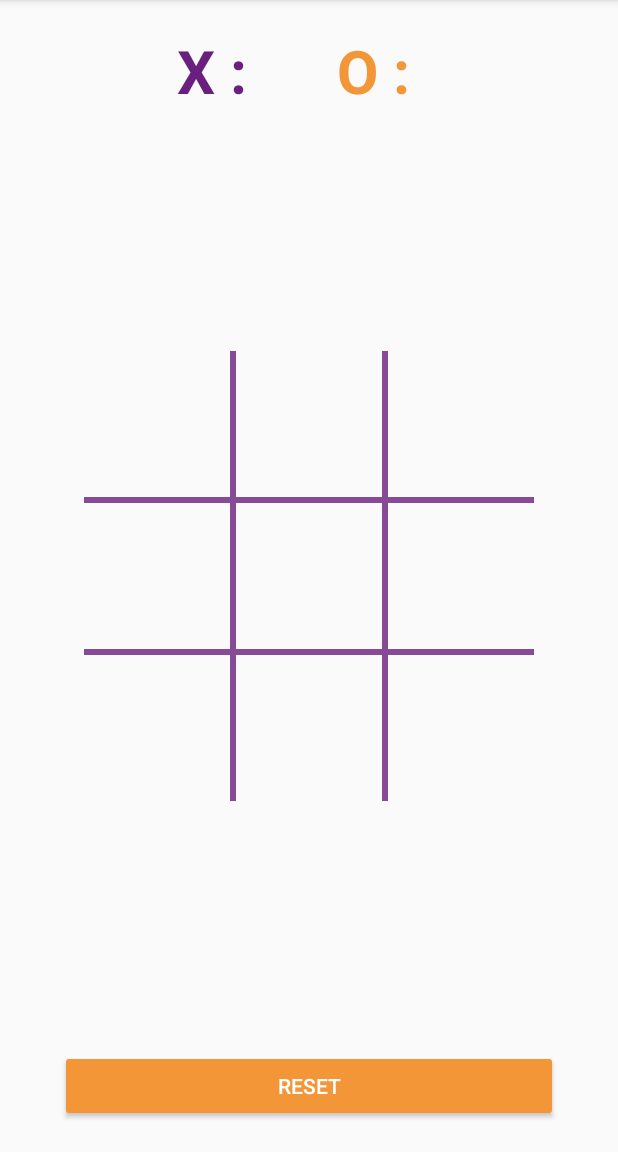
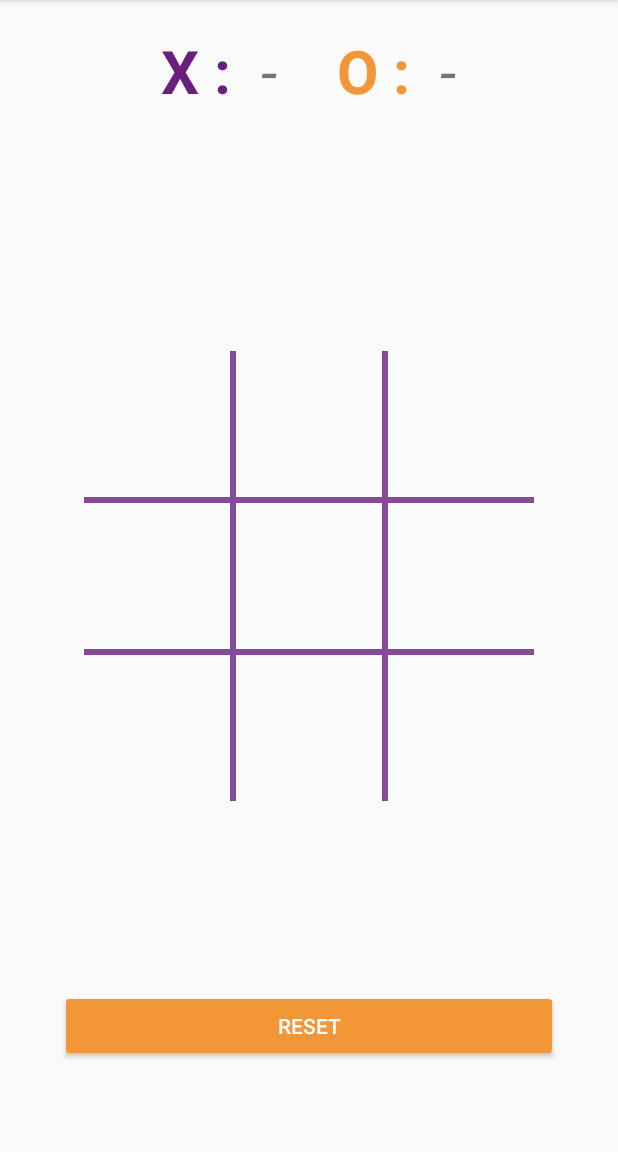
Before and after one commit to fbencosme/prj-base-course-1, an Android app: the fragment TicTacToeFragment shown on its own in the app's theme, on a phone screen of 412 x 824 dp, the part 84-1236 px from its top. Run offline under Robolectric (Android 15) with nearby library versions, the phone set to English and light mode, and no system bars; our stand-ins replace RxJava; libraries missing offline, so code that uses them is left out: com.jakewharton.rxbinding2, com.pawegio.kandroid, com.trello.rxlifecycle2, io.reactivex.rxkotlin; 3 statements that could not run were skipped.

Commit message:
TicTacToe improvements

```diff
--- a/app/src/main/java/com/altice/eteco/course/basic/ticTacToe/TicTacToeFragment.kt
+++ b/app/src/main/java/com/altice/eteco/course/basic/ticTacToe/TicTacToeFragment.kt
@@ -1,20 +1,29 @@
 package com.altice.eteco.course.basic.ticTacToe
 
-import android.graphics.drawable.ColorDrawable
+import android.content.res.ColorStateList
+import android.graphics.Color
+import android.graphics.Typeface
 import android.os.Bundle
-import android.support.v7.widget.AppCompatTextView
-import android.view.LayoutInflater
+import android.support.v4.content.ContextCompat
 import android.view.View
-import android.view.ViewGroup
 import android.widget.TextView
 
 import com.altice.eteco.course.basic.BaseFragment
 import com.altice.eteco.course.basic.R
 import com.jakewharton.rxbinding2.view.clicks
+import com.pawegio.kandroid.alert
+import com.pawegio.kandroid.longToast
+import com.trello.rxlifecycle2.android.FragmentEvent
+import io.reactivex.Observable
 import io.reactivex.Observable.merge
+import io.reactivex.android.schedulers.AndroidSchedulers
+import io.reactivex.rxkotlin.Observables
 import io.reactivex.rxkotlin.merge
+import io.reactivex.subjects.PublishSubject
+import  io.reactivex.rxkotlin.withLatestFrom
 
 import kotlinx.android.synthetic.main.tic_tac_toe_fragment.*
+import java.util.concurrent.TimeUnit
 
 
 class TicTacToeFragment : BaseFragment() {
@@ -22,20 +31,108 @@ class TicTacToeFragment : BaseFragment() {
     override val layoutRes: Int = R.layout.tic_tac_toe_fragment
     override val titleRes : Int = R.string.ticTacToe_title
 
-    var gridBtns : Iterable<TextView> = listOf()
+    var gridBtns = listOf<Pair<Int, TextView>>()
+    val moves    = PublishSubject.create<List<Move>>()
 
     override fun onViewCreated(view: View?, savedInstanceState: Bundle?) {
         super.onViewCreated(view, savedInstanceState)
 
-        gridBtns = (0 .. grid.childCount - 1).map {  grid.getChildAt(it) as TextView }
-        val bg   = windowBackgroundColor()
-        gridBtns.forEach { it.setBackgroundColor(bg) }
-
-        val clicks = gridBtns .map { tv -> tv.clicks().map { tv } }.merge()
-         .subscribe {
-            it.text = if (it.id % 2 == 0) "O" else "X"
+        gridBtns = (0 .. grid.childCount - 1).map {
+            Pair(it, grid.getChildAt(it) as TextView)
         }
 
+        // Configure button background.
+        val bg   = windowBackgroundColor()
+        gridBtns.forEach {
+            (_, tv) -> tv.setBackgroundColor(bg)
+        }
+
+        // Reset Game.
+        reset
+            .clicks()
+            .compose(bindUntilEvent(FragmentEvent.DESTROY_VIEW))
+            .subscribe { doReset() }
+
+        // Game stream flow.
+        gridBtns.map {
+            (position, tv) ->
+                tv.clicks().map { Pair(position, tv) }
+        }
+        .merge()
+        .throttleFirst(600, TimeUnit.MILLISECONDS)
+        .withLatestFrom(moves.startWith(emptyList<Move>())) {
+             (position, tv), moves -> Triple(position, tv, moves)
+         }
+        .filter {
+            (position, tv, moves) -> !moves.any { it.position == position }
+        }
+        .map(TicTacToe::nextMove)
+        .doOnNext {
+            (ms, m, _) ->
+                moves.onNext(ms + m)
+        }
+        .observeOn(AndroidSchedulers.mainThread())
+        .compose(bindUntilEvent(FragmentEvent.DESTROY_VIEW))
+        .subscribe {
+            (_, m, tv) ->
+
+              when(m.symbol) {
+                  Symbol.Cross  -> tv.text = "X"
+                  Symbol.Nought -> tv.text = "O"
+              }
+        }
+
+        // Check Game winner
+        moves
+            .filter { it.any() }
+            .map(TicTacToe::checkMove)
+            .compose(bindUntilEvent(FragmentEvent.DESTROY_VIEW))
+            .subscribe {
+                (s, poss, moves) ->
+                when(s) {
+                    MoveState.Next -> {}
+
+                    MoveState.Tie  -> {
+                        context.alert {
+                            title("Tie")
+                            onCancel { doReset()  }
+                        }
+                     //   doReset()
+                    }
+
+                    MoveState.Winner  -> {
+                        context.alert("Win").show()
+                        markWinner(poss, moves.last())
+                    }
+                }
+            }
+    }
+
+    fun markWinner(poss: Array<Int>, move: Move) {
+        val colorRes = if (move.symbol == Symbol.Nought) R.color.colorAccent else R.color.colorPrimary
+        var color    = ContextCompat.getColor(context, colorRes)
+
+        gridBtns
+            .filter  { (p, _ )  -> poss.contains(p) }
+            .forEach { (_, tv) ->
+                tv.setTextColor(color)
+                tv.setTypeface(tv.typeface, Typeface.BOLD_ITALIC)
+                //tv.alpha = .5f
+            }
+    }
+
+    fun doReset() {
+        val c = ContextCompat.getColor(context, android.R.color.black)
+
+        moves.onNext(emptyList())
+
+        gridBtns.forEach {
+            (_, tv) ->
+                tv.text = ""
+                tv.setTypeface(tv.typeface, Typeface.NORMAL)
+                //tv.alpha = 1f
+                tv.setTextColor(c)
+        }
     }
 
 }
--- a/app/src/main/res/layout/tic_tac_toe_fragment.xml
+++ b/app/src/main/res/layout/tic_tac_toe_fragment.xml
@@ -14,7 +14,6 @@
         android:id="@+id/board"
         android:layout_width="wrap_content"
         android:layout_height="wrap_content"
-        android:layout_above="@+id/gridContainer"
         android:layout_centerHorizontal="true"
         android:layout_marginBottom="60dp"
         android:orientation="horizontal">
@@ -35,7 +34,7 @@
             android:paddingRight="40dp"
             android:textSize="40sp"
             android:textStyle="italic"
-            tools:text="2" />
+            android:text="-" />
 
         <TextView
             android:layout_width="wrap_content"
@@ -52,7 +51,7 @@
             android:paddingLeft="10dp"
             android:textSize="40sp"
             android:textStyle="italic"
-            tools:text="0" />
+            android:text="-" />
     </LinearLayout>
 
     <android.support.v7.widget.GridLayout
@@ -74,10 +73,11 @@
             android:layout_marginRight="4dp"
             android:layout_marginTop="0dp"
             android:gravity="center"
-            android:textSize="40dp"
+            android:textSize="50dp"
             grid:layout_columnWeight="1"
             grid:layout_gravity="fill_horizontal"
             grid:layout_rowWeight="1"
+            android:textColor="@android:color/black"
             tools:background="@android:color/background_light"
             tools:text="0,0" />
 
@@ -87,10 +87,11 @@
             android:layout_marginBottom="4dp"
             android:layout_marginRight="4dp"
             android:gravity="center"
-            android:textSize="40dp"
+            android:textSize="50dp"
             grid:layout_columnWeight="1"
             grid:layout_gravity="fill"
             grid:layout_rowWeight="1"
+            android:textColor="@android:color/black"
             tools:background="@android:color/background_light"
             tools:text="0,1" />
 
@@ -99,10 +100,11 @@
             android:layout_height="30dp"
             android:layout_marginBottom="4dp"
             android:gravity="center"
-            android:textSize="40dp"
+            android:textSize="50dp"
             grid:layout_columnWeight="1"
             grid:layout_gravity="fill_horizontal"
             grid:layout_rowWeight="1"
+            android:textColor="@android:color/black"
             tools:background="@android:color/background_light"
             tools:text="0,2" />
 
@@ -111,10 +113,11 @@
             android:layout_height="30dp"
             android:layout_marginBottom="4dp"
             android:gravity="center"
-            android:textSize="40dp"
+            android:textSize="50dp"
             grid:layout_columnWeight="1"
             grid:layout_gravity="fill_horizontal"
             grid:layout_rowWeight="1"
+            android:textColor="@android:color/black"
             tools:background="@android:color/background_light"
             tools:text="1,0" />
 
@@ -124,10 +127,11 @@
             android:layout_marginBottom="4dp"
             android:layout_marginRight="4dp"
             android:gravity="center"
-            android:textSize="40dp"
+            android:textSize="50dp"
             grid:layout_columnWeight="1"
             grid:layout_gravity="fill_horizontal"
             grid:layout_rowWeight="1"
+            android:textColor="@android:color/black"
             tools:background="@android:color/background_light"
             tools:text="1,1" />
 
@@ -136,10 +140,11 @@
             android:layout_height="30dp"
             android:layout_marginBottom="4dp"
             android:gravity="center"
-            android:textSize="40dp"
+            android:textSize="50dp"
             grid:layout_columnWeight="1"
             grid:layout_gravity="fill_horizontal"
             grid:layout_rowWeight="1"
+            android:textColor="@android:color/black"
             tools:background="@android:color/background_light"
             tools:text="1,2" />
 
@@ -148,10 +153,11 @@
             android:layout_height="30dp"
             android:layout_marginRight="4dp"
             android:gravity="center"
-            android:textSize="40dp"
+            android:textSize="50dp"
             grid:layout_columnWeight="1"
             grid:layout_gravity="fill_horizontal"
             grid:layout_rowWeight="1"
+            android:textColor="@android:color/black"
             tools:background="@android:color/background_light"
             tools:text="2,0" />
 
@@ -160,10 +166,11 @@
             android:layout_height="30dp"
             android:layout_marginRight="4dp"
             android:gravity="center"
-            android:textSize="40dp"
+            android:textSize="50dp"
             grid:layout_columnWeight="1"
             grid:layout_gravity="fill_horizontal"
             grid:layout_rowWeight="1"
+            android:textColor="@android:color/black"
             tools:background="@android:color/background_light"
             tools:text="2,1" />
 
@@ -171,10 +178,11 @@
             android:layout_width="30dp"
             android:layout_height="30dp"
             android:gravity="center"
-            android:textSize="40dp"
+            android:textSize="50dp"
             grid:layout_columnWeight="1"
             grid:layout_gravity="fill_horizontal"
             grid:layout_rowWeight="1"
+            android:textColor="@android:color/black"
             tools:background="@android:color/background_light"
             tools:text="2,2" />
 
@@ -183,11 +191,12 @@
 
     <Button
         android:id="@+id/reset"
+        style="@style/Widget.AppCompat.Button.Colored"
         android:layout_width="match_parent"
         android:layout_height="wrap_content"
         android:layout_alignParentBottom="true"
-        style="@style/Widget.AppCompat.Button.Colored"
         android:layout_centerHorizontal="true"
+        android:layout_marginBottom="40dp"
         android:text="@string/ticTacToe.reset" />
 
 </RelativeLayout>
```
Also changed, not shown: app/src/main/java/com/altice/eteco/course/basic/ticTacToe/data.kt (+63 -3 lines).
